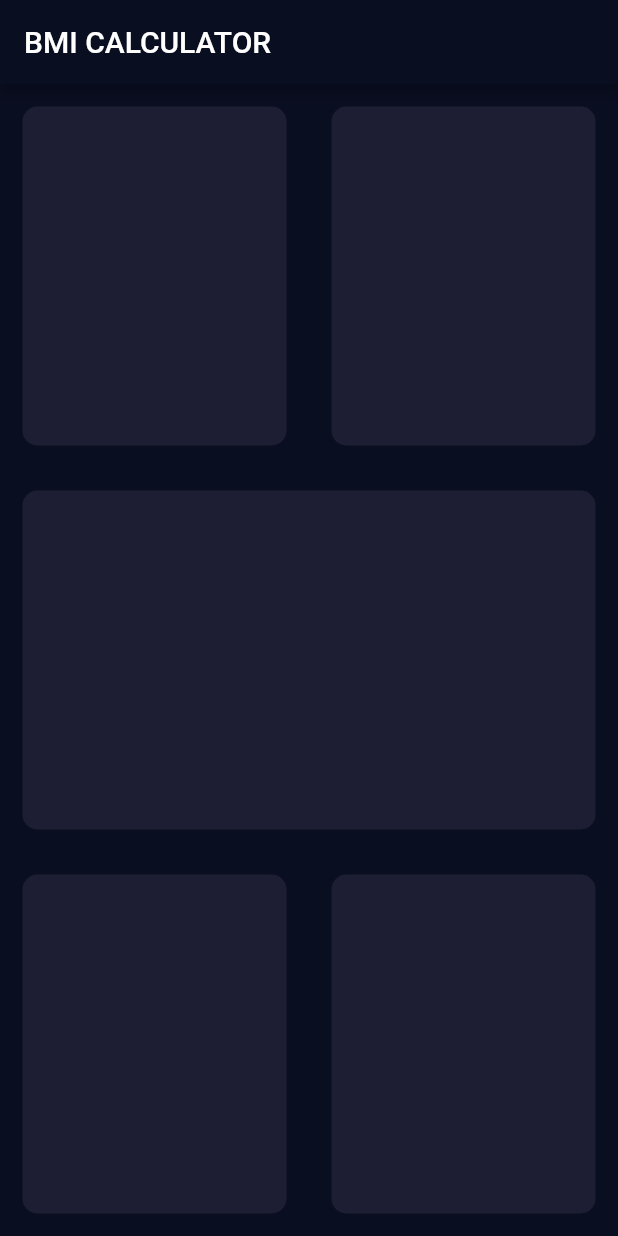
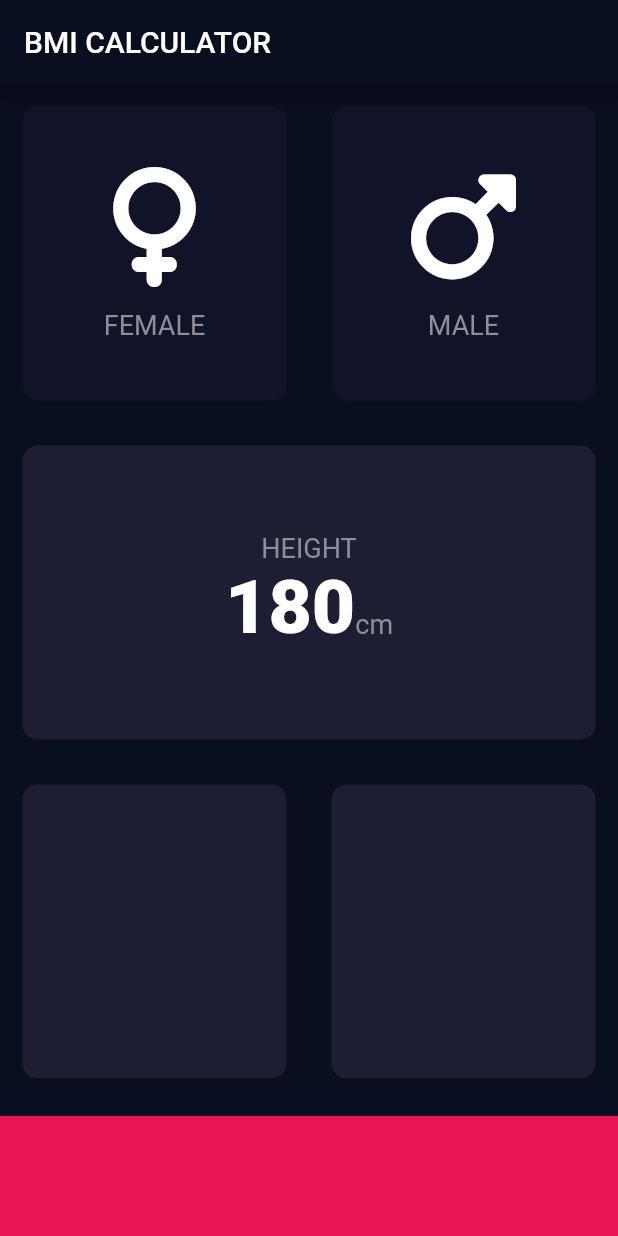
Before and after one commit to CorruptEntity0982/BMI_app, a Flutter app: the screen it shows after launch, on a phone screen of 412 x 824 dp. Run offline on Flutter 3.47's test engine with Material 2 defaults, Android fonts, the phone set to English and light mode, and no system bars; our stand-ins replace font_awesome_flutter.

Commit message:
Second Commit

```diff
--- /dev/null
+++ b/lib/constants.dart
@@ -0,0 +1,9 @@
+import 'package:flutter/material.dart';
+
+const kLableTextStyle = TextStyle(fontSize: 18, color: Color(0xFF8D8E98));
+const kCardTextColor = Color(0xFF8D8E98);
+const double kGenderIconSize = 80;
+const double kGenderTextSize = 15;
+const kActive = Color(0xFF1D1E33);
+const kInactive = Color(0xFF111328);
+const kCardNumbers = TextStyle(fontSize: 50, fontWeight: FontWeight.w900);
--- /dev/null
+++ b/lib/icon_content.dart
@@ -0,0 +1,27 @@
+import 'package:flutter/material.dart';
+import 'constants.dart';
+
+class IconContent extends StatelessWidget {
+  const IconContent(
+      {super.key, required this.genderText, required this.genderIcon});
+  final String genderText;
+  final IconData genderIcon;
+
+  @override
+  Widget build(BuildContext context) {
+    return Column(
+      mainAxisAlignment: MainAxisAlignment.center,
+      children: <Widget>[
+        Icon(
+          genderIcon,
+          size: kGenderIconSize,
+        ),
+        const SizedBox(height: kGenderTextSize),
+        Text(
+          genderText,
+          style: kLableTextStyle,
+        ),
+      ],
+    );
+  }
+}
--- a/lib/input_page.dart
+++ b/lib/input_page.dart
@@ -1,4 +1,14 @@
 import 'package:flutter/material.dart';
+import 'package:font_awesome_flutter/font_awesome_flutter.dart';
+import 'reusable_card.dart';
+import 'icon_content.dart';
+import 'constants.dart';
+
+enum GenderChoice {
+  male,
+  female,
+  nulll,
+}
 
 class InputPage extends StatefulWidget {
   const InputPage({Key? key}) : super(key: key);
@@ -8,6 +18,10 @@ class InputPage extends StatefulWidget {
 }
 
 class _InputPageState extends State<InputPage> {
+  GenderChoice? selectedGender;
+  Color maleCardColor = kInactive;
+  Color femaleCardColor = kInactive;
+  int number = 0;
   @override
   Widget build(BuildContext context) {
     return Scaffold(
@@ -16,26 +30,72 @@ class _InputPageState extends State<InputPage> {
       ),
       body: SafeArea(
         child: Column(
+          crossAxisAlignment: CrossAxisAlignment.stretch,
           children: [
             Expanded(
               child: Row(
-                children: const <Widget>[
+                children: <Widget>[
                   Expanded(
                     child: ReusableCard(
-                      rang: Color(0xFF1D1E33),
-                    ),
+                        onPress: () {
+                          setState(() {
+                            selectedGender = GenderChoice.female;
+                          });
+                        },
+                        rang: selectedGender == GenderChoice.female
+                            ? kActive
+                            : kInactive,
+                        cardChild: const IconContent(
+                          genderText: 'FEMALE',
+                          genderIcon: FontAwesomeIcons.venus,
+                        )),
                   ),
                   Expanded(
                     child: ReusableCard(
-                      rang: Color(0xFF1D1E33),
+                      onPress: () {
+                        setState(() {
+                          selectedGender = GenderChoice.male;
+                        });
+                      },
+                      rang: selectedGender == GenderChoice.male
+                          ? kActive
+                          : kInactive,
+                      cardChild: const IconContent(
+                        genderText: 'MALE',
+                        genderIcon: FontAwesomeIcons.mars,
+                      ),
                     ),
                   ),
                 ],
               ),
             ),
-            const Expanded(
+            Expanded(
               child: ReusableCard(
-                rang: Color(0xFF1D1E33),
+                rang: kActive,
+                cardChild: Column(
+                  mainAxisAlignment: MainAxisAlignment.center,
+                  children: <Widget>[
+                    const Text(
+                      'HEIGHT',
+                      style: kLableTextStyle,
+                    ),
+                    Row(
+                      mainAxisAlignment: MainAxisAlignment.center,
+                      crossAxisAlignment: CrossAxisAlignment.baseline,
+                      textBaseline: TextBaseline.alphabetic,
+                      children: const <Widget>[
+                        Text(
+                          '180',
+                          style: kCardNumbers,
+                        ),
+                        Text(
+                          'cm',
+                          style: kLableTextStyle,
+                        ),
+                      ],
+                    ),
+                  ],
+                ),
               ),
             ),
             Expanded(
@@ -43,35 +103,26 @@ class _InputPageState extends State<InputPage> {
                 children: const <Widget>[
                   Expanded(
                     child: ReusableCard(
-                      rang: Color(0xFF1D1E33),
+                      rang: kActive,
                     ),
                   ),
                   Expanded(
                     child: ReusableCard(
-                      rang: Color(0xFF1D1E33),
+                      rang: kActive,
                     ),
                   ),
                 ],
               ),
             ),
+            Container(
+              color: const Color(0xFFEB1555),
+              margin: const EdgeInsets.only(top: 10),
+              width: double.infinity,
+              height: 80,
+            )
           ],
         ),
       ),
     );
   }
 }
-
-class ReusableCard extends StatelessWidget {
-  const ReusableCard({super.key, required this.rang});
-  final Color rang;
-  @override
-  Widget build(BuildContext context) {
-    return Container(
-      margin: const EdgeInsets.all(15),
-      decoration: BoxDecoration(
-        color: rang,
-        borderRadius: BorderRadius.circular(10),
-      ),
-    );
-  }
-}
--- /dev/null
+++ b/lib/reusable_card.dart
@@ -0,0 +1,23 @@
+import 'package:flutter/material.dart';
+
+class ReusableCard extends StatelessWidget {
+  const ReusableCard(
+      {super.key, required this.rang, this.cardChild, this.onPress});
+  final Color rang;
+  final Widget? cardChild;
+  final VoidCallback? onPress;
+  @override
+  Widget build(BuildContext context) {
+    return GestureDetector(
+      onTap: onPress,
+      child: Container(
+        margin: const EdgeInsets.all(15),
+        decoration: BoxDecoration(
+          color: rang,
+          borderRadius: BorderRadius.circular(10),
+        ),
+        child: cardChild,
+      ),
+    );
+  }
+}
--- a/pubspec.yaml
+++ b/pubspec.yaml
@@ -35,6 +35,7 @@ dependencies:
   # The following adds the Cupertino Icons font to your application.
   # Use with the CupertinoIcons class for iOS style icons.
   cupertino_icons: ^1.0.2
+  font_awesome_flutter: ^10.4.0
 
 dev_dependencies:
   flutter_test:
```
Also changed, not shown: pubspec.lock.
